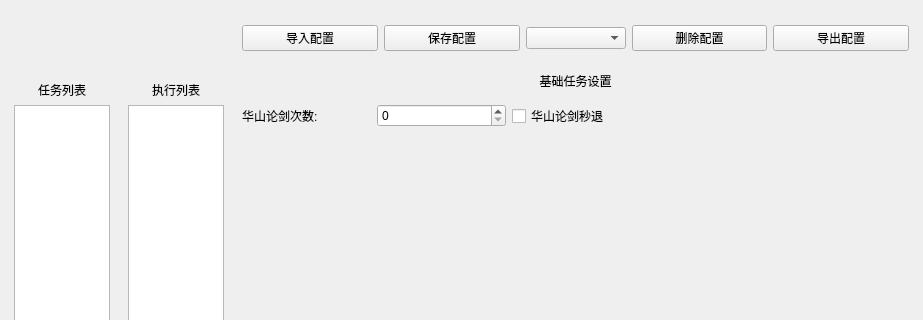
Above: ui/ScriptWindow.ui from Thetrint/snow-elves before the change; both pictures show x 0 to 923 and y 0 to 320 of the 923 by 737 pixel window. Below: the same form after it.
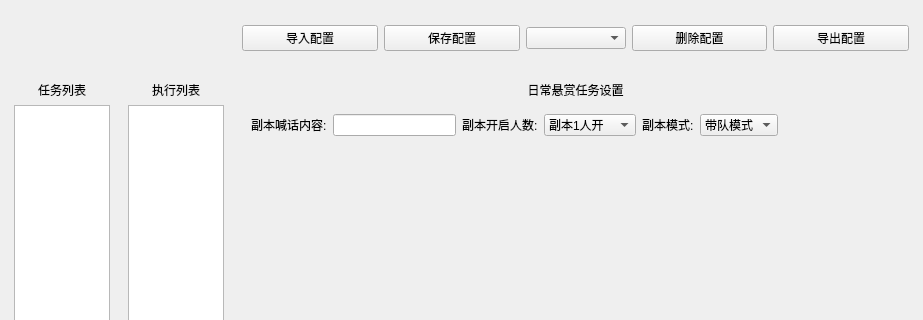
That is the form after the change.

Commit message: 优化任务模板

Patch:
```diff
--- a/ui/ScriptWindow.ui
+++ b/ui/ScriptWindow.ui
@@ -142,7 +142,7 @@
       </sizepolicy>
      </property>
      <property name="currentIndex">
-      <number>1</number>
+      <number>2</number>
      </property>
      <widget class="QWidget" name="page"/>
      <widget class="QWidget" name="page_2">
@@ -188,7 +188,7 @@
            <widget class="QLabel" name="label_4">
             <property name="sizePolicy">
              <sizepolicy hsizetype="Preferred" vsizetype="Preferred">
-              <horstretch>1</horstretch>
+              <horstretch>0</horstretch>
               <verstretch>0</verstretch>
              </sizepolicy>
             </property>
@@ -204,7 +204,7 @@
            <widget class="QSpinBox" name="spinBox">
             <property name="sizePolicy">
              <sizepolicy hsizetype="Minimum" vsizetype="Fixed">
-              <horstretch>1</horstretch>
+              <horstretch>0</horstretch>
               <verstretch>0</verstretch>
              </sizepolicy>
             </property>
@@ -224,7 +224,7 @@
             </property>
             <property name="sizeHint" stdset="0">
              <size>
-              <width>300</width>
+              <width>40</width>
               <height>20</height>
              </size>
             </property>
@@ -248,6 +248,180 @@
        </item>
       </layout>
      </widget>
+     <widget class="QWidget" name="page_3">
+      <layout class="QVBoxLayout" name="verticalLayout_4">
+       <item>
+        <widget class="QLabel" name="label_6">
+         <property name="sizePolicy">
+          <sizepolicy hsizetype="Preferred" vsizetype="Preferred">
+           <horstretch>0</horstretch>
+           <verstretch>0</verstretch>
+          </sizepolicy>
+         </property>
+         <property name="text">
+          <string>日常悬赏任务设置</string>
+         </property>
+         <property name="alignment">
+          <set>Qt::AlignmentFlag::AlignCenter</set>
+         </property>
+         <property name="class" stdset="0">
+          <string>page</string>
+         </property>
+        </widget>
+       </item>
+       <item>
+        <widget class="QWidget" name="widget_6" native="true">
+         <layout class="QHBoxLayout" name="horizontalLayout_3">
+          <item>
+           <widget class="QLabel" name="label_7">
+            <property name="sizePolicy">
+             <sizepolicy hsizetype="Preferred" vsizetype="Preferred">
+              <horstretch>0</horstretch>
+              <verstretch>0</verstretch>
+             </sizepolicy>
+            </property>
+            <property name="text">
+             <string>副本喊话内容:</string>
+            </property>
+            <property name="class" stdset="0">
+             <string>tip</string>
+            </property>
+           </widget>
+          </item>
+          <item>
+           <widget class="QLineEdit" name="lineEdit"/>
+          </item>
+          <item>
+           <widget class="QLabel" name="label_8">
+            <property name="sizePolicy">
+             <sizepolicy hsizetype="Preferred" vsizetype="Preferred">
+              <horstretch>0</horstretch>
+              <verstretch>0</verstretch>
+             </sizepolicy>
+            </property>
+            <property name="text">
+             <string>副本开启人数:</string>
+            </property>
+            <property name="class" stdset="0">
+             <string>tip</string>
+            </property>
+           </widget>
+          </item>
+          <item>
+           <widget class="QComboBox" name="comboBox_2">
+            <item>
+             <property name="text">
+              <string>副本1人开</string>
+             </property>
+            </item>
+            <item>
+             <property name="text">
+              <string>副本2人开</string>
+             </property>
+            </item>
+            <item>
+             <property name="text">
+              <string>副本3人开</string>
+             </property>
+            </item>
+            <item>
+             <property name="text">
+              <string>副本4人开</string>
+             </property>
+            </item>
+            <item>
+             <property name="text">
+              <string>副本5人开</string>
+             </property>
+            </item>
+            <item>
+             <property name="text">
+              <string>副本6人开</string>
+             </property>
+            </item>
+            <item>
+             <property name="text">
+              <string>副本7人开</string>
+             </property>
+            </item>
+            <item>
+             <property name="text">
+              <string>副本8人开</string>
+             </property>
+            </item>
+            <item>
+             <property name="text">
+              <string>副本9人开</string>
+             </property>
+            </item>
+            <item>
+             <property name="text">
+              <string>副本10人开</string>
+             </property>
+            </item>
+           </widget>
+          </item>
+          <item>
+           <widget class="QLabel" name="label_9">
+            <property name="sizePolicy">
+             <sizepolicy hsizetype="Preferred" vsizetype="Preferred">
+              <horstretch>0</horstretch>
+              <verstretch>0</verstretch>
+             </sizepolicy>
+            </property>
+            <property name="text">
+             <string>副本模式:</string>
+            </property>
+            <property name="class" stdset="0">
+             <string>tip</string>
+            </property>
+           </widget>
+          </item>
+          <item>
+           <widget class="QComboBox" name="comboBox_3">
+            <item>
+             <property name="text">
+              <string>带队模式</string>
+             </property>
+            </item>
+            <item>
+             <property name="text">
+              <string>混队模式</string>
+             </property>
+            </item>
+           </widget>
+          </item>
+          <item>
+           <spacer name="horizontalSpacer_2">
+            <property name="orientation">
+             <enum>Qt::Orientation::Horizontal</enum>
+            </property>
+            <property name="sizeHint" stdset="0">
+             <size>
+              <width>113</width>
+              <height>20</height>
+             </size>
+            </property>
+           </spacer>
+          </item>
+         </layout>
+        </widget>
+       </item>
+       <item>
+        <spacer name="verticalSpacer_2">
+         <property name="orientation">
+          <enum>Qt::Orientation::Vertical</enum>
+         </property>
+         <property name="sizeHint" stdset="0">
+          <size>
+           <width>20</width>
+           <height>576</height>
+          </size>
+         </property>
+        </spacer>
+       </item>
+      </layout>
+     </widget>
     </widget>
    </item>
   </layout>
```
Left out of the diff: 70 changed lines with no effect on the pictures. The commit also changes 62 other files.
